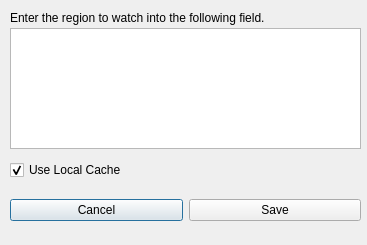
Qt form src/vi/ui/RegionChooser.ui (EstamelGG/vintel) before a commit.
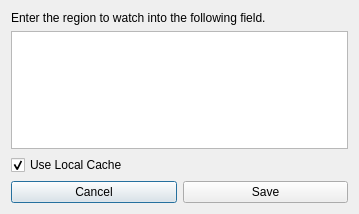
The same form after that commit.

The edit to the form file:
```diff
--- a/src/vi/ui/RegionChooser.ui
+++ b/src/vi/ui/RegionChooser.ui
@@ -6,58 +6,18 @@
    <rect>
     <x>0</x>
     <y>0</y>
-    <width>367</width>
-    <height>245</height>
+    <width>359</width>
+    <height>214</height>
    </rect>
   </property>
   <property name="windowTitle">
    <string>Region</string>
   </property>
-  <widget class="QPlainTextEdit" name="regionNameField">
-   <property name="geometry">
-    <rect>
-     <x>10</x>
-     <y>28</y>
-     <width>351</width>
-     <height>121</height>
-    </rect>
-   </property>
-  </widget>
-  <widget class="QWidget" name="layoutWidget">
-   <property name="geometry">
-    <rect>
-     <x>10</x>
-     <y>190</y>
-     <width>351</width>
-     <height>41</height>
-    </rect>
-   </property>
-   <layout class="QHBoxLayout" name="horizontalLayout_2">
+  <layout class="QGridLayout" name="gridLayout">
+   <item row="0" column="0">
+    <layout class="QVBoxLayout" name="verticalLayout">
     <item>
-     <widget class="QPushButton" name="cancelButton">
-      <property name="text">
-       <string>Cancel</string>
-      </property>
-     </widget>
-    </item>
-    <item>
-     <widget class="QPushButton" name="saveButton">
-      <property name="text">
-       <string>Save</string>
-      </property>
-     </widget>
-    </item>
-   </layout>
-  </widget>
   <widget class="QLabel" name="label">
-   <property name="geometry">
-    <rect>
-     <x>10</x>
-     <y>10</y>
-     <width>351</width>
-     <height>16</height>
-    </rect>
-   </property>
    <property name="text">
     <string>Enter the region to watch into the following field.</string>
    </property>
@@ -68,15 +28,12 @@
     <bool>true</bool>
    </property>
   </widget>
+     </item>
+     <item>
+      <widget class="QPlainTextEdit" name="regionNameField"/>
+     </item>
+     <item>
   <widget class="QCheckBox" name="cacheButton">
-   <property name="geometry">
-    <rect>
-     <x>10</x>
-     <y>160</y>
-     <width>351</width>
-     <height>20</height>
-    </rect>
-   </property>
    <property name="text">
     <string>Use Local Cache</string>
    </property>
@@ -84,6 +41,28 @@
     <bool>true</bool>
    </property>
   </widget>
+     </item>
+     <item>
+      <layout class="QHBoxLayout" name="horizontalLayout_2">
+       <item>
+        <widget class="QPushButton" name="cancelButton">
+         <property name="text">
+          <string>Cancel</string>
+         </property>
+        </widget>
+       </item>
+       <item>
+        <widget class="QPushButton" name="saveButton">
+         <property name="text">
+          <string>Save</string>
+         </property>
+        </widget>
+       </item>
+      </layout>
+     </item>
+    </layout>
+   </item>
+  </layout>
  </widget>
  <resources/>
  <connections/>
```
Lines whose indentation alone changed are shown as unchanged.
